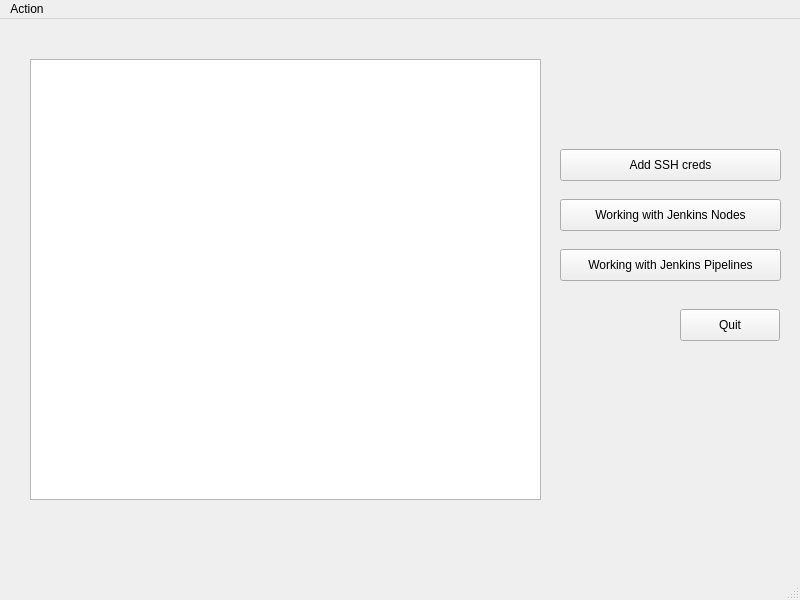
Qt form src/jenkinsTools/ux/main.ui (clockworksspheres/jenkinsTools) before a commit.
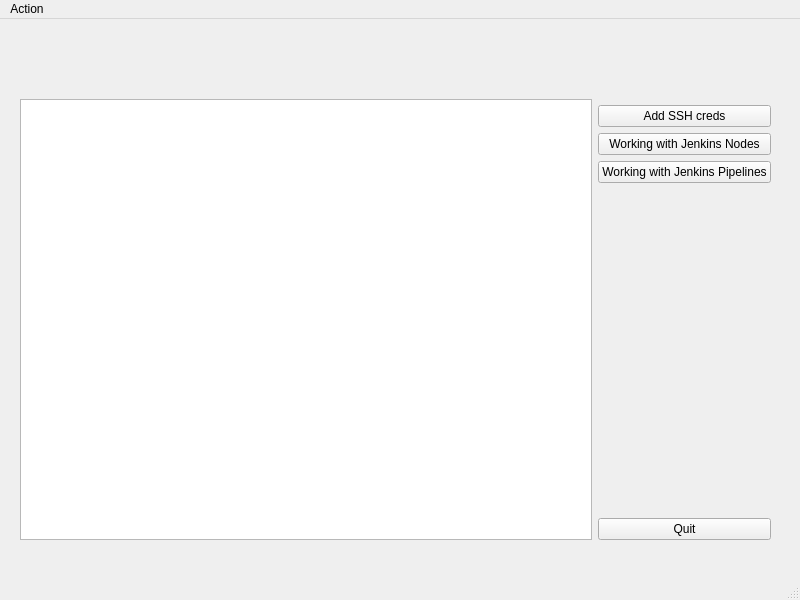
The same form after that commit.

Commit message: putting widgits in a layout.

```diff
--- a/src/jenkinsTools/ux/main.ui
+++ b/src/jenkinsTools/ux/main.ui
@@ -14,67 +14,61 @@
    <string>MainWindow</string>
   </property>
   <widget class="QWidget" name="centralwidget">
+   <widget class="QWidget" name="">
+    <property name="geometry">
+     <rect>
+      <x>20</x>
+      <y>80</y>
+      <width>751</width>
+      <height>441</height>
+     </rect>
+    </property>
+    <layout class="QGridLayout" name="gridLayout">
+     <item row="1" column="1">
    <widget class="QPushButton" name="sshCredsPushButton">
-    <property name="geometry">
-     <rect>
-      <x>560</x>
-      <y>130</y>
-      <width>221</width>
-      <height>32</height>
-     </rect>
-    </property>
     <property name="text">
      <string>Add SSH creds</string>
     </property>
    </widget>
+     </item>
+     <item row="0" column="0" rowspan="6">
+      <widget class="QTextEdit" name="textEdit"/>
+     </item>
+     <item row="5" column="1">
+      <widget class="QPushButton" name="quitPushButton">
+       <property name="text">
+        <string>Quit</string>
+       </property>
+      </widget>
+     </item>
+     <item row="2" column="1">
    <widget class="QPushButton" name="nodesPushButton">
-    <property name="geometry">
-     <rect>
-      <x>560</x>
-      <y>180</y>
-      <width>221</width>
-      <height>32</height>
-     </rect>
-    </property>
     <property name="text">
      <string>Working with Jenkins Nodes</string>
     </property>
    </widget>
+     </item>
+     <item row="3" column="1">
    <widget class="QPushButton" name="pipelinesPushButton">
-    <property name="geometry">
-     <rect>
-      <x>560</x>
-      <y>230</y>
-      <width>221</width>
-      <height>32</height>
-     </rect>
-    </property>
     <property name="text">
      <string>Working with Jenkins Pipelines</string>
     </property>
    </widget>
-   <widget class="QPushButton" name="quitPushButton">
-    <property name="geometry">
-     <rect>
-      <x>680</x>
-      <y>290</y>
-      <width>100</width>
-      <height>32</height>
-     </rect>
-    </property>
-    <property name="text">
-     <string>Quit</string>
-    </property>
-   </widget>
-   <widget class="QTextEdit" name="textEdit">
-    <property name="geometry">
-     <rect>
-      <x>30</x>
-      <y>40</y>
-      <width>511</width>
-      <height>441</height>
-     </rect>
-    </property>
+     </item>
+     <item row="4" column="1">
+      <spacer name="verticalSpacer">
+       <property name="orientation">
+        <enum>Qt::Orientation::Vertical</enum>
+       </property>
+       <property name="sizeHint" stdset="0">
+        <size>
+         <width>20</width>
+         <height>40</height>
+        </size>
+       </property>
+      </spacer>
+     </item>
+    </layout>
    </widget>
   </widget>
   <widget class="QMenuBar" name="menubar">
```
Lines whose indentation alone changed are shown as unchanged. The commit also changes 1 other file.
